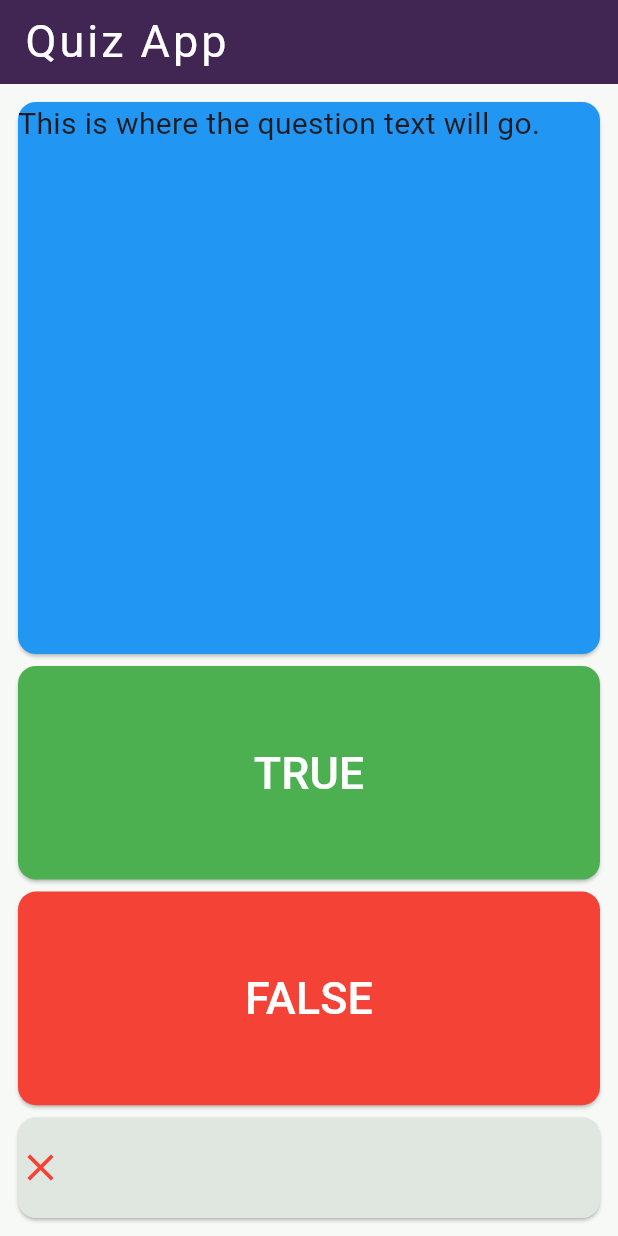
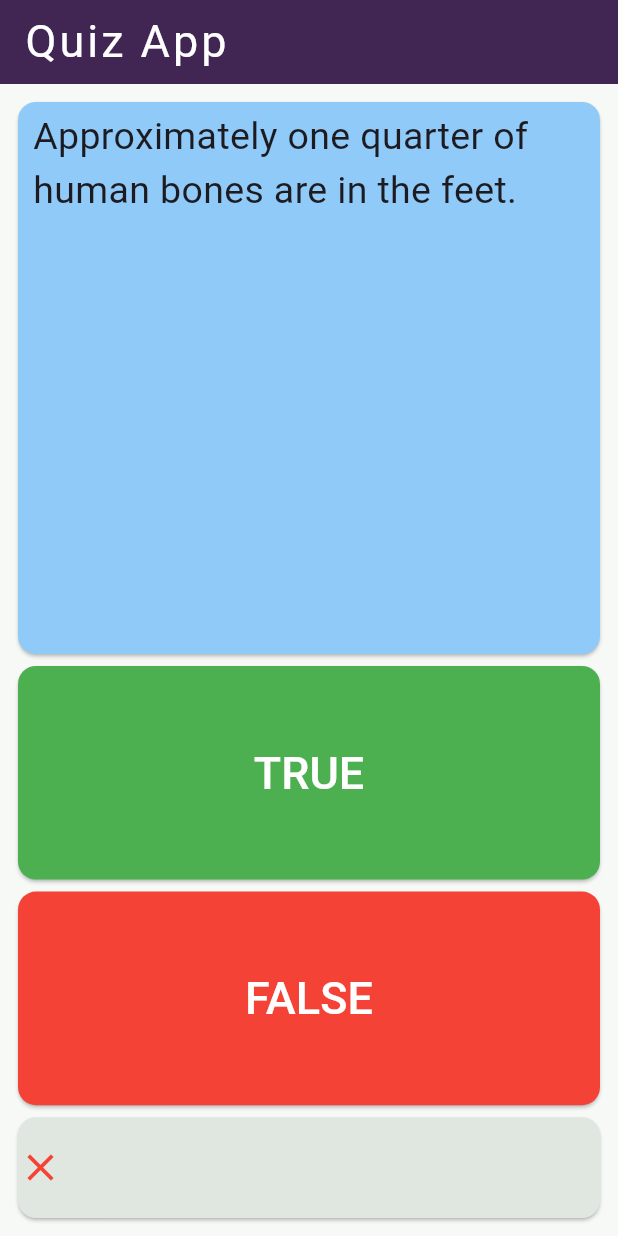
Before and after one commit to CodeWithIsmail/App-Development, a Flutter app: the screen it shows after launch, after a tap on "TRUE", on a phone screen of 412 x 824 dp. Run offline on Flutter 3.47's test engine with Material 3 defaults, Android fonts, the light colour scheme and no system bars; our stand-ins replace audioplayers, flutter_svg, fluttertoast.

Commit message:
quizz app created

```diff
--- a/quizz_app_flutter/lib/main.dart
+++ b/quizz_app_flutter/lib/main.dart
@@ -1,6 +1,9 @@
 // ignore_for_file: prefer_const_constructors, prefer_const_literals_to_create_immutables
 
+import 'dart:io';
+
 import 'package:flutter/material.dart';
+import 'package:fluttertoast/fluttertoast.dart';
 
 void main() => runApp(QuizApp());
 
@@ -43,10 +46,41 @@ class QuizPage extends StatefulWidget {
 }
 
 class _QuizPageState extends State<QuizPage> {
+  int currentQues = 0;
   List<Icon> scoreboard = [];
+  List<String> questions = [
+    'You can lead a cow down stairs but not up stairs.',
+    'Approximately one quarter of human bones are in the feet.',
+    'A slug\'s blood is green.'
+  ];
+  List<String> answers = ['false', 'true', 'true'];
+  bool done = false;
 
-  void checkAns() {
+  void end() {
+    Fluttertoast.showToast(
+        msg: "No more questions!",
+        toastLength: Toast.LENGTH_SHORT,
+        gravity: ToastGravity.CENTER,
+        timeInSecForIosWeb: 3,
+        backgroundColor: Colors.red,
+        textColor: Colors.white,
+        fontSize: 20.0);
+  }
+
+  void CheckAns(String need) {
+    if (done)
+      end();
+    else {
       setState(() {
+        if (answers[currentQues] == need) {
+          scoreboard.add(
+            Icon(
+              Icons.check,
+              color: Colors.green,
+              size: 30,
+            ),
+          );
+        } else {
           scoreboard.add(
             Icon(
               Icons.close,
@@ -54,23 +88,32 @@ class _QuizPageState extends State<QuizPage> {
               size: 30,
             ),
           );
+        }
+        if (currentQues == 2) {
+          done = true;
+        } else
+          currentQues++;
       });
+    }
   }
 
   @override
   Widget build(BuildContext context) {
     return Column(
       crossAxisAlignment: CrossAxisAlignment.stretch,
-      // mainAxisAlignment: ,
       children: [
         Expanded(
           flex: 5,
           child: Card(
-            color: Colors.blue,
+            color: Colors.blue.shade200,
+            child: SingleChildScrollView(
+              padding: EdgeInsets.symmetric(vertical: 5, horizontal: 10),
               child: Text(
-              'This is where the question text will go.',
+                // textAlign: TextAlign.center,
+                questions[currentQues],
                 style: TextStyle(
-                fontSize: 20,
+                  fontSize: 25,
+                ),
               ),
             ),
           ),
@@ -80,7 +123,7 @@ class _QuizPageState extends State<QuizPage> {
           child: Card(
             color: Colors.green,
             child: TextButton(
-              onPressed: checkAns,
+              onPressed: () => CheckAns('true'),
               child: Text(
                 'TRUE',
                 style: TextStyle(
@@ -96,7 +139,7 @@ class _QuizPageState extends State<QuizPage> {
           child: Card(
             color: Colors.red,
             child: TextButton(
-              onPressed: () {},
+              onPressed: () => CheckAns('false'),
               child: Text(
                 'FALSE',
                 style: TextStyle(
--- a/quizz_app_flutter/pubspec.yaml
+++ b/quizz_app_flutter/pubspec.yaml
@@ -39,6 +39,7 @@ dependencies:
 dev_dependencies:
   flutter_test:
     sdk: flutter
+  fluttertoast: ^8.2.6
 
   # The "flutter_lints" package below contains a set of recommended lints to
   # encourage good coding practices. The lint set provided by the package is
```
Also changed, not shown: quizz_app_flutter/pubspec.lock, 1 other file. Lines whose indentation alone changed are shown as unchanged.
